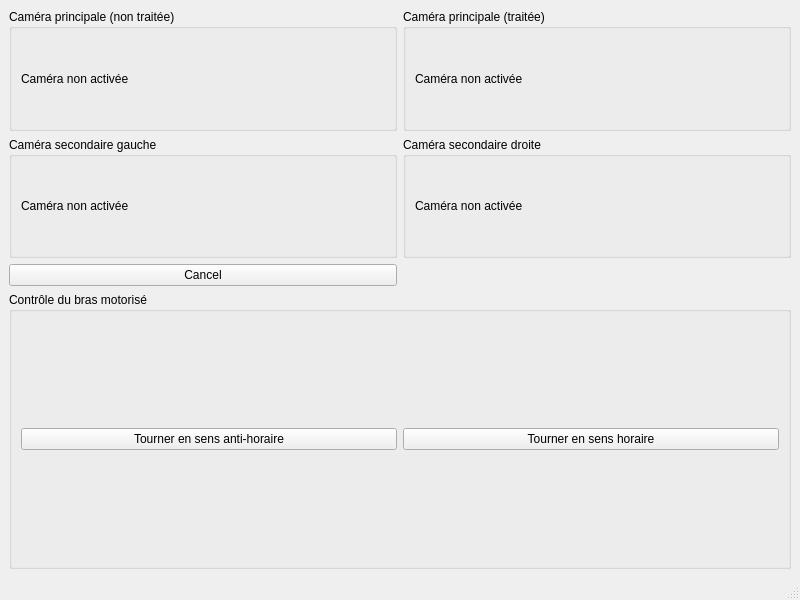
First picture: the form in projet/interface.ui, repository MathieuSerra/Projet-organe, before the edit.
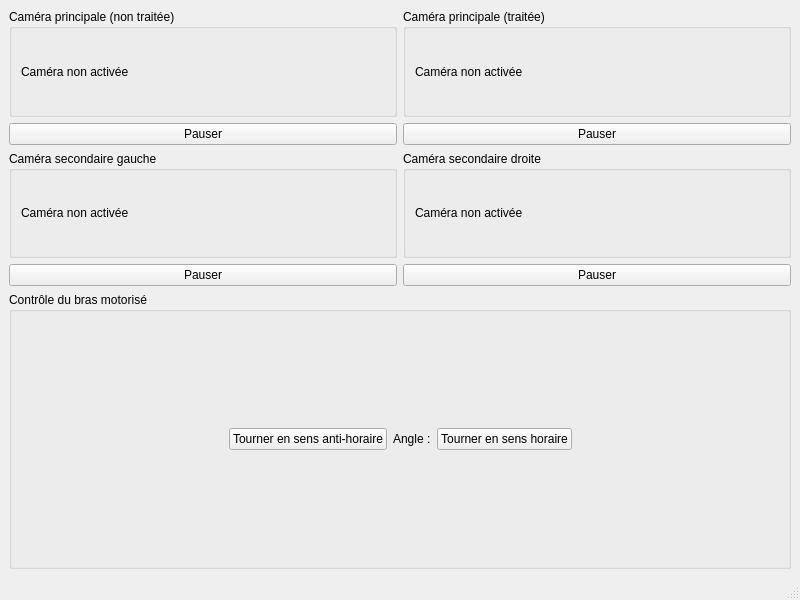
Second picture: the form after the edit.

Commit message: -Ajout de boutons d'activation/désactivation des caméras

```diff
--- a/projet/interface.ui
+++ b/projet/interface.ui
@@ -17,6 +17,29 @@
    <layout class="QVBoxLayout" name="verticalLayout">
     <item>
      <layout class="QGridLayout" name="gridLayout_2">
+      <item row="3" column="0">
+       <widget class="QPushButton" name="pushButton_camera2">
+        <property name="text">
+         <string>Pauser</string>
+        </property>
+       </widget>
+      </item>
+      <item row="2" column="0">
+       <widget class="QGroupBox" name="groupBox">
+        <property name="title">
+         <string>Caméra secondaire gauche</string>
+        </property>
+        <layout class="QHBoxLayout" name="horizontalLayout_6">
+         <item>
+          <widget class="QLabel" name="label_camera2">
+           <property name="text">
+            <string>Caméra non activée</string>
+           </property>
+          </widget>
+         </item>
+        </layout>
+       </widget>
+      </item>
       <item row="0" column="0">
        <widget class="QGroupBox" name="groupBox_3">
         <property name="title">
@@ -33,7 +56,7 @@
         </layout>
        </widget>
       </item>
-      <item row="1" column="1">
+      <item row="2" column="1">
        <widget class="QGroupBox" name="groupBox_2">
         <property name="title">
          <string>Caméra secondaire droite</string>
@@ -65,26 +88,24 @@
         </layout>
        </widget>
       </item>
+      <item row="3" column="1">
+       <widget class="QPushButton" name="pushButton_camera3">
+        <property name="text">
+         <string>Pauser</string>
+        </property>
+       </widget>
+      </item>
+      <item row="1" column="1">
+       <widget class="QPushButton" name="pushButton_cameraTraitee">
+        <property name="text">
+         <string>Pauser</string>
+        </property>
+       </widget>
+      </item>
       <item row="1" column="0">
-       <widget class="QGroupBox" name="groupBox">
-        <property name="title">
-         <string>Caméra secondaire gauche</string>
-        </property>
-        <layout class="QHBoxLayout" name="horizontalLayout_6">
-         <item>
-          <widget class="QLabel" name="label_camera2">
-           <property name="text">
-            <string>Caméra non activée</string>
-           </property>
-          </widget>
-         </item>
-        </layout>
-       </widget>
-      </item>
-      <item row="2" column="0">
-       <widget class="QPushButton" name="pushButton_cancel">
+       <widget class="QPushButton" name="pushButton_camera1">
         <property name="text">
-         <string>Cancel</string>
+         <string>Pauser</string>
         </property>
        </widget>
       </item>
@@ -96,6 +117,19 @@
        <string>Contrôle du bras motorisé</string>
       </property>
       <layout class="QHBoxLayout" name="horizontalLayout_2">
+       <item>
+        <spacer name="horizontalSpacer">
+         <property name="orientation">
+          <enum>Qt::Horizontal</enum>
+         </property>
+         <property name="sizeHint" stdset="0">
+          <size>
+           <width>40</width>
+           <height>20</height>
+          </size>
+         </property>
+        </spacer>
+       </item>
        <item>
         <widget class="QPushButton" name="pushButton_rotateLeft">
          <property name="text">
@@ -103,6 +137,13 @@
          </property>
         </widget>
        </item>
+       <item>
+        <widget class="QLabel" name="label_angle">
+         <property name="text">
+          <string>Angle :</string>
+         </property>
+        </widget>
+       </item>
        <item>
         <widget class="QPushButton" name="pushButton_rotateRight">
          <property name="text">
@@ -110,6 +151,19 @@
          </property>
         </widget>
        </item>
+       <item>
+        <spacer name="horizontalSpacer_2">
+         <property name="orientation">
+          <enum>Qt::Horizontal</enum>
+         </property>
+         <property name="sizeHint" stdset="0">
+          <size>
+           <width>40</width>
+           <height>20</height>
+          </size>
+         </property>
+        </spacer>
+       </item>
       </layout>
      </widget>
     </item>
```
The commit also changes 1 other file.
